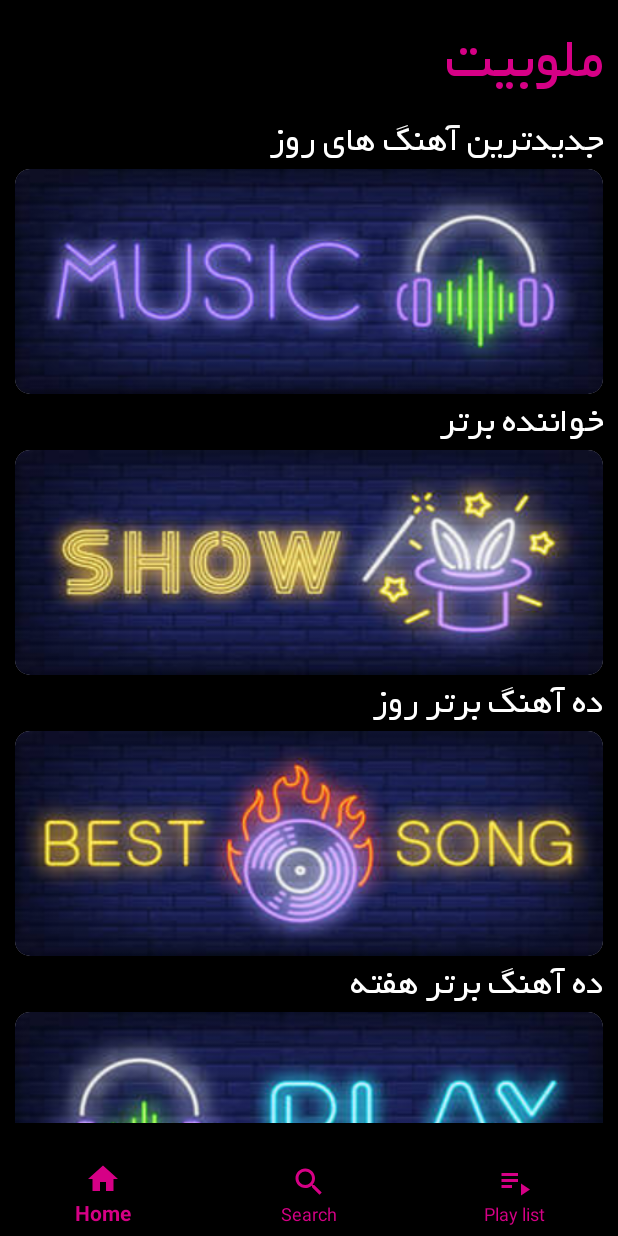
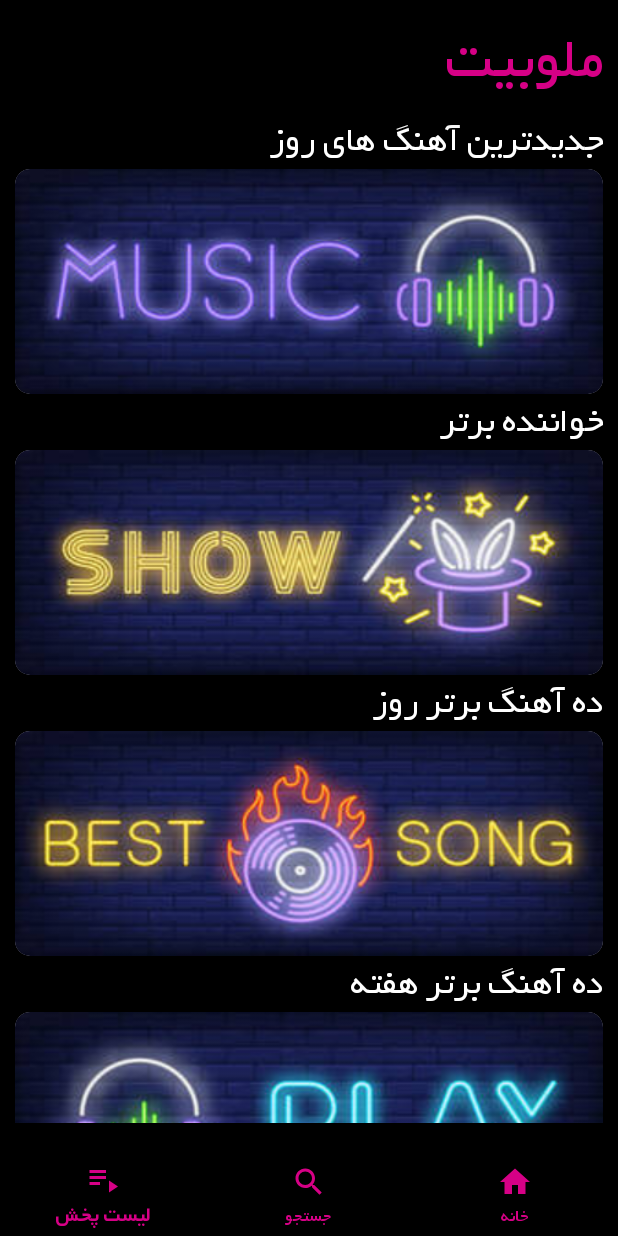
Before and after one commit to ElaheMahmoodi/Melobit, an Android app: the screen it shows after launch (MainActivity), on a phone screen of 412 x 824 dp. Run offline under Robolectric (Android 15) with nearby library versions, the phone set to English and light mode, and no system bars.

Commit message:
Rtl direction & title bottom navigation modified !

```diff
--- a/app/src/main/res/layout/activity_main.xml
+++ b/app/src/main/res/layout/activity_main.xml
@@ -32,6 +32,8 @@
         app:layout_constraintBottom_toBottomOf="parent"
         app:layout_constraintEnd_toEndOf="parent"
         app:layout_constraintStart_toStartOf="parent"
-        app:menu="@menu/bottom_navigation" />
+        app:menu="@menu/bottom_navigation"
+        android:theme="@style/BottomNavigationViewTextStyle"
+        />
 
 </androidx.constraintlayout.widget.ConstraintLayout>
--- a/app/src/main/res/menu/bottom_navigation.xml
+++ b/app/src/main/res/menu/bottom_navigation.xml
@@ -1,15 +1,16 @@
 <?xml version="1.0" encoding="utf-8"?>
 <menu xmlns:android="http://schemas.android.com/apk/res/android">
     <item
-        android:id="@+id/nav_home"
-        android:icon="@drawable/ic_baseline_home_24"
-        android:title="Home" />
+        android:id="@+id/nav_playList"
+        android:icon="@drawable/ic_baseline_playlist_play_24"
+        android:title="لیست پخش" />
+
     <item
         android:id="@+id/nav_search"
         android:icon="@drawable/ic_baseline_search_24"
-        android:title="Search" />
+        android:title="جستجو" />
     <item
-        android:id="@+id/nav_playList"
-        android:icon="@drawable/ic_baseline_playlist_play_24"
-        android:title="Play list" />
+        android:id="@+id/nav_home"
+        android:icon="@drawable/ic_baseline_home_24"
+        android:title="خانه" />
 </menu>
--- a/app/src/main/res/values/themes.xml
+++ b/app/src/main/res/values/themes.xml
@@ -19,5 +19,7 @@
     <style name="Theme.Melobit.WhiteAccent">
         <item name="colorAccent">@color/purple</item> <!-- Whatever color you want-->
     </style>
-
+    <style name="BottomNavigationViewTextStyle">
+        <item name="android:fontFamily">@font/yekan</item>
+    </style>
 </resources>
```
